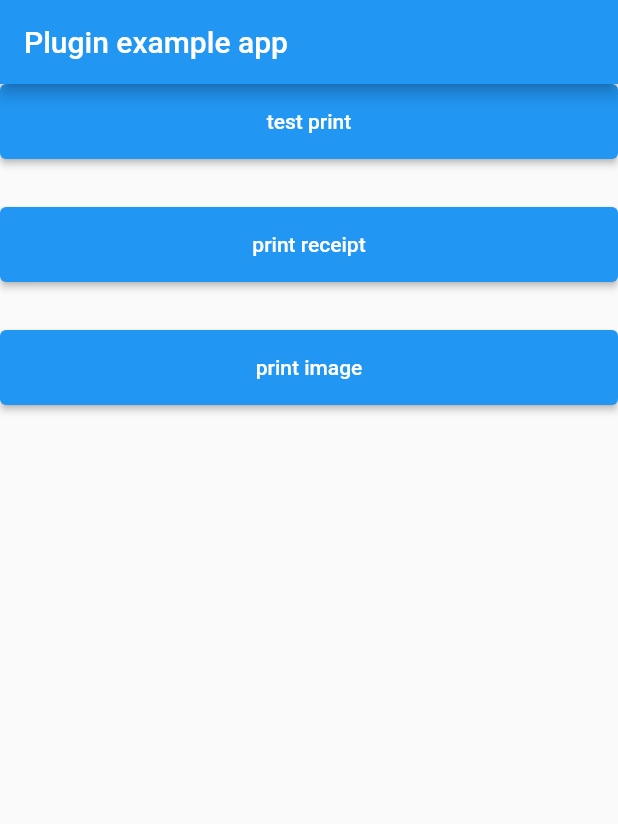
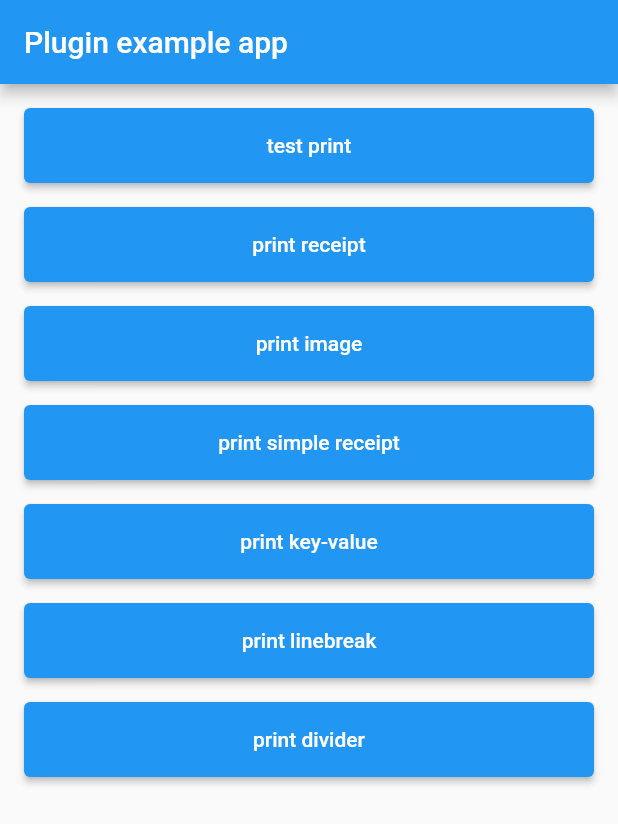
Before and after one commit to tranthanhvu/POS-Printer, a Flutter app: the screen it shows after launch, after a tap on "print receipt", on a phone screen of 412 x 824 dp. Shown: the top 824 px of the screen. Run offline on Flutter 3.47's test engine with Material 2 defaults, Android fonts, the phone set to English and light mode, and no system bars; generated files the repository leaves out were written again.

Commit message:
Update example

```diff
--- a/example/lib/main.dart
+++ b/example/lib/main.dart
@@ -5,6 +5,7 @@ import 'dart:async';
 
 import 'package:flutter/services.dart';
 import 'package:pos_printer/model/command.dart';
+import 'package:pos_printer/model/enum.dart';
 import 'package:pos_printer/pos_printer.dart';
 
 void main() {
@@ -50,15 +51,35 @@ class _MyAppState extends State<MyApp> {
   _onPrintReceipt() async {
     List<Command> commands = [];
 
-    commands.add(Command.text(content: 'store name'));
+    commands.add(Command.text(content: 'store name', align: POSAlign.center));
     commands.add(Command.br());
-    commands.add(Command.text(content: 'address'));
+    commands.add(Command.text(content: 'address', align: POSAlign.center));
     commands.add(Command.kv(key: 'phone number', value: '0123456789'));
     commands.add(Command.br());
     commands.add(Command.divider());
-    commands.add(Command.text(content: 'thank you'));
+    commands.add(Command.text(content: 'thank you', align: POSAlign.center));
 
+    try {
       await PosPrinter.print(commands);
+    } catch (e) {
+      final snackbar = SnackBar(content: Text(e.toString()));
+      ScaffoldMessenger.of(context).showSnackBar(snackbar);
+    }
+  }
+
+  _onPrintSimpleReceipt() async {
+    List<Command> commands = [];
+
+    commands.add(Command.text(content: 'store name', align: POSAlign.center));
+    commands.add(Command.text(content: 'address', align: POSAlign.center));
+    commands.add(Command.text(content: 'thank you', align: POSAlign.center));
+
+    try {
+      await PosPrinter.print(commands);
+    } catch (e) {
+      final snackbar = SnackBar(content: Text(e.toString()));
+      ScaffoldMessenger.of(context).showSnackBar(snackbar);
+    }
   }
 
   _onPrintImage() async {
@@ -73,6 +94,30 @@ class _MyAppState extends State<MyApp> {
     await PosPrinter.print(commands);
   }
 
+  _onPrintKeyValue() async {
+    List<Command> commands = [];
+
+    commands.add(Command.kv(key: 'phone number', value: '0123456789'));
+
+    await PosPrinter.print(commands);
+  }
+
+  _onPrintLinebreak() async {
+    List<Command> commands = [];
+
+    commands.add(Command.br());
+
+    await PosPrinter.print(commands);
+  }
+
+  _onPrintDivider() async {
+    List<Command> commands = [];
+
+    commands.add(Command.divider());
+
+    await PosPrinter.print(commands);
+  }
+
   @override
   Widget build(BuildContext context) {
     return MaterialApp(
@@ -80,7 +125,8 @@ class _MyAppState extends State<MyApp> {
         appBar: AppBar(
           title: const Text('Plugin example app'),
         ),
-        body: Center(
+        body: Padding(
+            padding: EdgeInsets.all(16),
             child: Column(
               crossAxisAlignment: CrossAxisAlignment.stretch,
               children: [
@@ -94,7 +140,7 @@ class _MyAppState extends State<MyApp> {
                   ),
                   child: Text('test print'),
                 ),
-            const SizedBox(height: 32),
+                const SizedBox(height: 16),
                 ElevatedButton(
                   onPressed: _onPrintReceipt,
                   style: ElevatedButton.styleFrom(
@@ -102,7 +148,7 @@ class _MyAppState extends State<MyApp> {
                   ),
                   child: Text('print receipt'),
                 ),
-            const SizedBox(height: 32),
+                const SizedBox(height: 16),
                 ElevatedButton(
                   onPressed: _onPrintImage,
                   style: ElevatedButton.styleFrom(
@@ -110,6 +156,38 @@ class _MyAppState extends State<MyApp> {
                   ),
                   child: Text('print image'),
                 ),
+                const SizedBox(height: 16),
+                ElevatedButton(
+                  onPressed: _onPrintSimpleReceipt,
+                  style: ElevatedButton.styleFrom(
+                    minimumSize: Size(double.infinity, 50),
+                  ),
+                  child: Text('print simple receipt'),
+                ),
+                const SizedBox(height: 16),
+                ElevatedButton(
+                  onPressed: _onPrintKeyValue,
+                  style: ElevatedButton.styleFrom(
+                    minimumSize: Size(double.infinity, 50),
+                  ),
+                  child: Text('print key-value'),
+                ),
+                const SizedBox(height: 16),
+                ElevatedButton(
+                  onPressed: _onPrintLinebreak,
+                  style: ElevatedButton.styleFrom(
+                    minimumSize: Size(double.infinity, 50),
+                  ),
+                  child: Text('print linebreak'),
+                ),
+                const SizedBox(height: 16),
+                ElevatedButton(
+                  onPressed: _onPrintDivider,
+                  style: ElevatedButton.styleFrom(
+                    minimumSize: Size(double.infinity, 50),
+                  ),
+                  child: Text('print divider'),
+                ),
               ],
             )),
       ),
```
Lines whose indentation alone changed are shown as unchanged.
